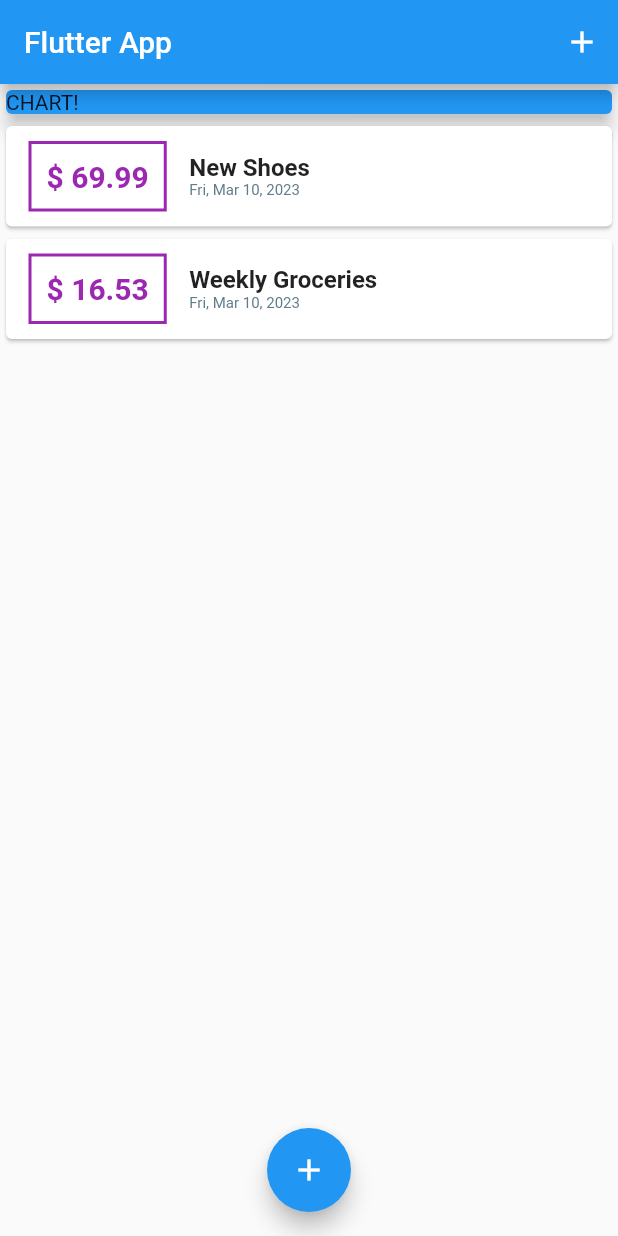
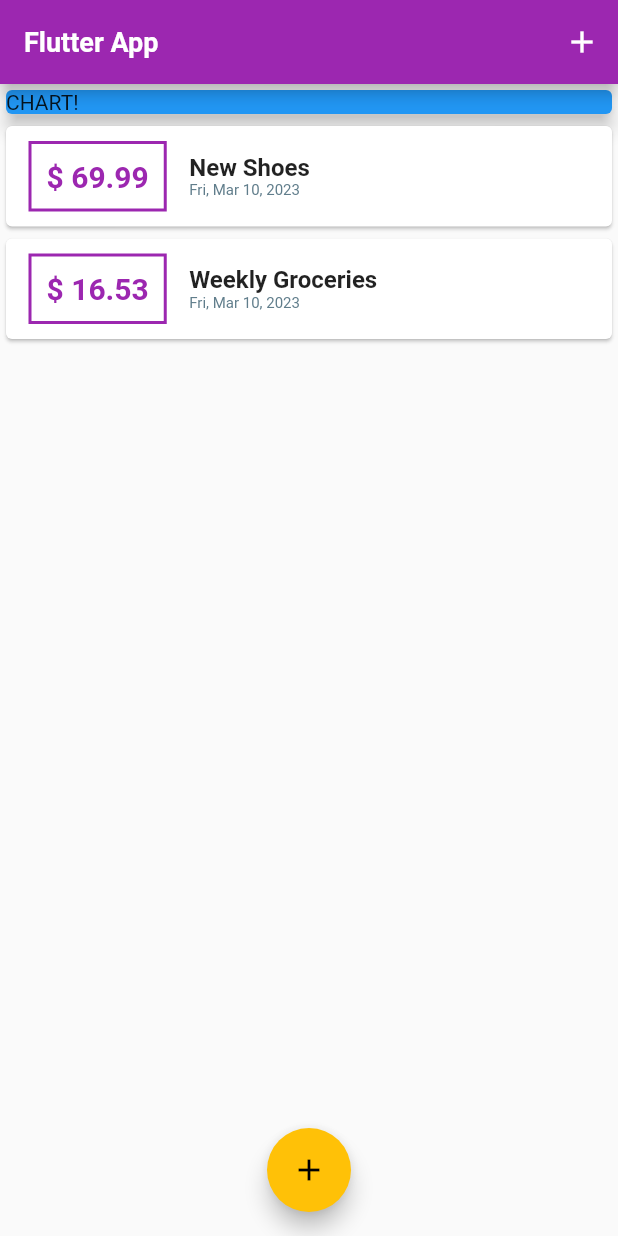
Before and after one commit to MariaPaulaT/flutter_Money_Manager, a Flutter app: the screen it shows after launch, on a phone screen of 412 x 824 dp. Run offline on Flutter 3.47's test engine with Material 2 defaults, Android fonts, the phone set to English and light mode, and no system bars; Roboto replaces fonts that are missing (OpenSans).

Commit message:
Custom fonts and working with text themes

```diff
--- a/first_app/lib/main.dart
+++ b/first_app/lib/main.dart
@@ -1,3 +1,5 @@
+import 'dart:ui';
+
 import 'package:flutter/material.dart';
 
 import './widgets/new_transaction.dart';
@@ -10,8 +12,17 @@ class MyApp extends StatelessWidget {
   @override
   Widget build(BuildContext context) {
     return MaterialApp(
-      title: 'Flutter App',
-      home: MyHomePage(),
+      title: 'Money Manager',
+
+      theme: ThemeData(
+  primarySwatch: Colors.purple,
+  accentColor: Colors.amber,
+  fontFamily: 'Quicksand',
+  textTheme: ThemeData.light().textTheme.copyWith(
+    headline6: TextStyle(fontFamily: 'OpenSans', fontWeight: FontWeight.bold, fontSize: 18)
+  ),
+),
+    home: MyHomePage(),
     );
   }
 }
--- a/first_app/lib/widgets/transaction_list.dart
+++ b/first_app/lib/widgets/transaction_list.dart
@@ -31,7 +31,7 @@ TransactionList(this.transactions);
                     horizontal:15),
                   decoration: BoxDecoration(
                     border: Border.all(
-                      color: Colors.purple,
+                      color: Theme.of(context).primaryColor,
                       width:2, )),
                       padding: EdgeInsets.all(10),
                   child:
@@ -39,7 +39,7 @@ TransactionList(this.transactions);
                   Text( '\$ ${transactions[index].amount.toStringAsFixed(2)}',
                   style: TextStyle(fontWeight: FontWeight.bold,
                   fontSize: 20,
-                  color: Colors.purple)
+                  color: Theme.of(context).primaryColor)
                 ),
                 ),
                 Column(
```
Also changed, not shown: first_app/pubspec.yaml (+12 -11 lines), first_app/assets/fonts/OpenSans-Bold.ttf (added), first_app/assets/fonts/OpenSans-Regular.ttf (added), first_app/assets/fonts/Quicksand-Bold.ttf (added), first_app/assets/fonts/Quicksand-Light.ttf (added), first_app/assets/fonts/Quicksand-Medium.ttf (added), first_app/assets/fonts/Quicksand-Regular.ttf (added), 1 other file.
